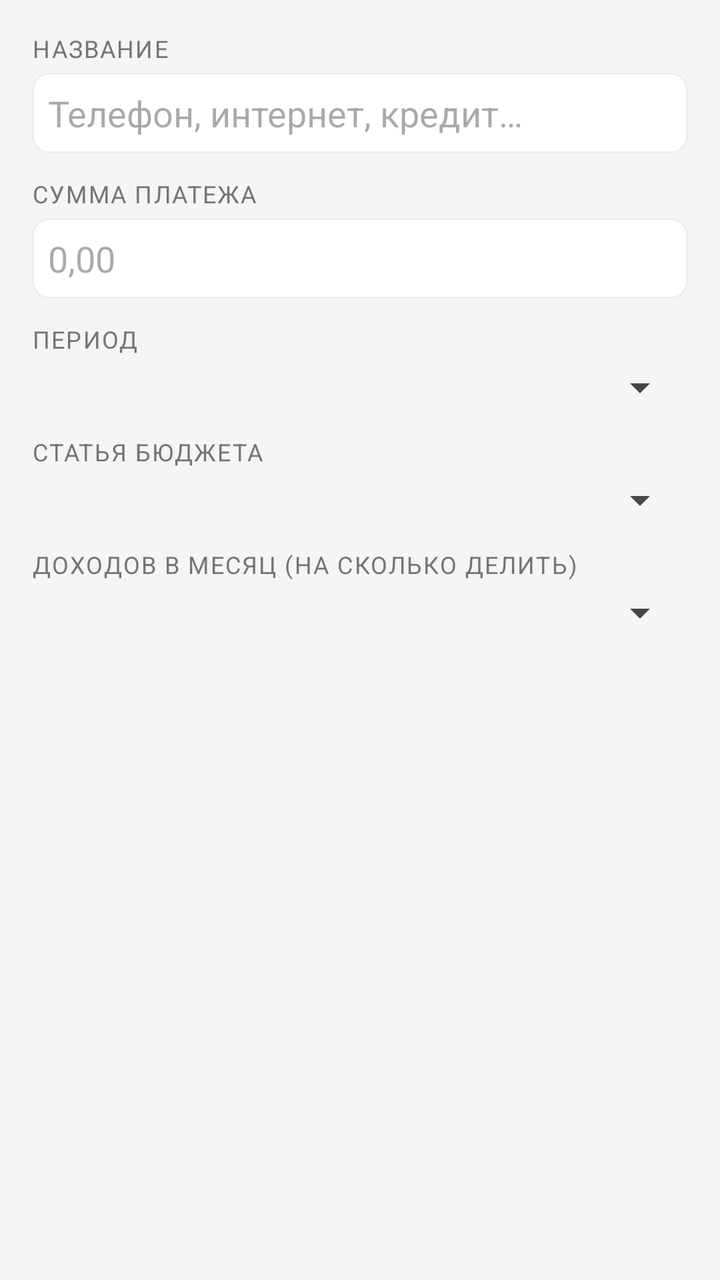
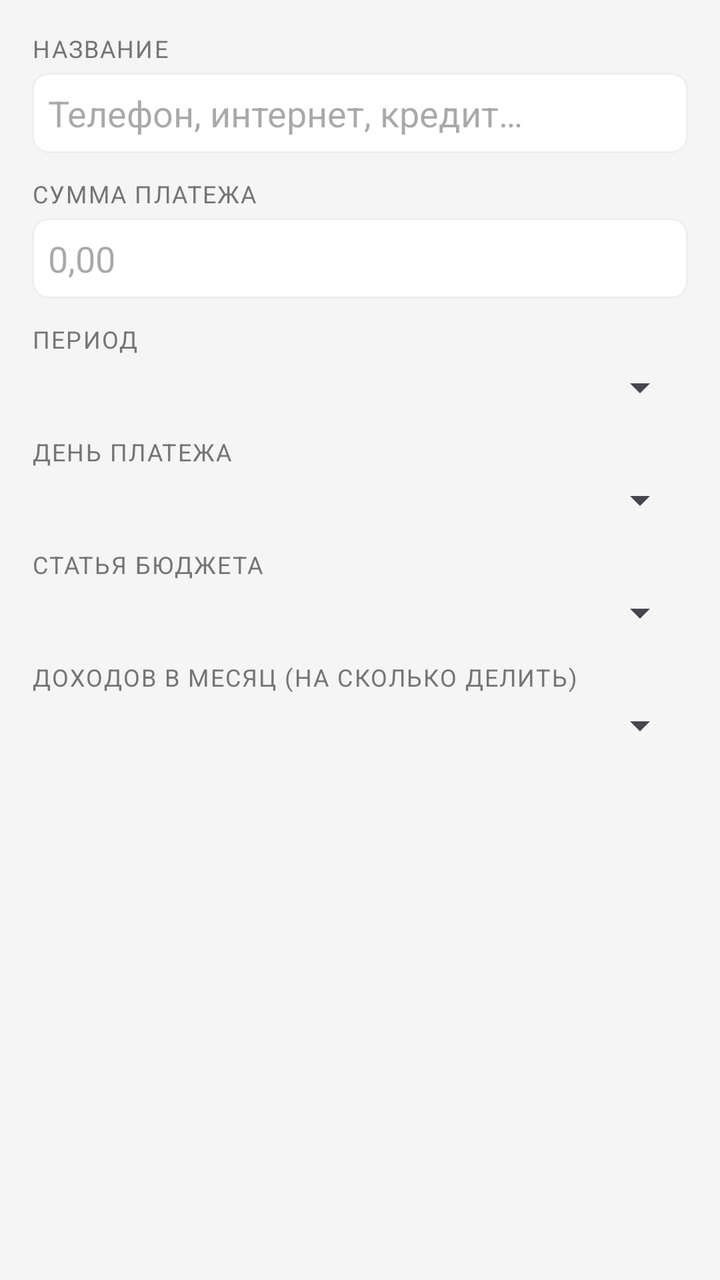

Screens rendered from an Android XML layout before and after an edit, with the pre-edit source and the edit as a unified diff.
<!-- AndroidManifest.xml: application theme Theme.MyBudget -->
<!-- res/layout/dialog_add_planned_obligation.xml -->
<?xml version="1.0" encoding="utf-8"?>
<ScrollView xmlns:android="http://schemas.android.com/apk/res/android"
    android:layout_width="match_parent"
    android:layout_height="wrap_content">
    <LinearLayout
        android:layout_width="match_parent"
        android:layout_height="wrap_content"
        android:orientation="vertical"
        android:padding="@dimen/space_16">
        <TextView
            android:layout_width="match_parent"
            android:layout_height="wrap_content"
            android:layout_marginBottom="@dimen/space_4"
            android:text="@string/obligations_name_label"
            style="@style/Text.MyBudget.SectionLabel" />
        <EditText
            android:id="@+id/obligationNameInput"
            android:layout_width="match_parent"
            android:layout_height="wrap_content"
            android:layout_marginBottom="@dimen/space_12"
            android:background="@drawable/edittext_border"
            android:hint="@string/obligations_name_hint"
            android:inputType="textCapSentences"
            android:padding="@dimen/space_8"
            android:textColor="@color/text_primary" />
        <TextView
            android:layout_width="match_parent"
            android:layout_height="wrap_content"
            android:layout_marginBottom="@dimen/space_4"
            android:text="@string/obligations_amount_label"
            style="@style/Text.MyBudget.SectionLabel" />
        <EditText
            android:id="@+id/obligationAmountInput"
            android:layout_width="match_parent"
            android:layout_height="wrap_content"
            android:layout_marginBottom="@dimen/space_12"
            android:background="@drawable/edittext_border"
            android:hint="0,00"
            android:inputType="numberDecimal"
            android:padding="@dimen/space_8"
            android:textColor="@color/text_primary" />
        <TextView
            android:layout_width="match_parent"
            android:layout_height="wrap_content"
            android:layout_marginBottom="@dimen/space_4"
            android:text="@string/obligations_period_label"
            style="@style/Text.MyBudget.SectionLabel" />
        <Spinner
            android:id="@+id/obligationPeriodSpinner"
            android:layout_width="match_parent"
            android:layout_height="wrap_content"
            android:layout_marginBottom="@dimen/space_12"
            android:padding="@dimen/space_4" />
        <TextView
            android:id="@+id/obligationDueMonthLabel"
            android:layout_width="match_parent"
            android:layout_height="wrap_content"
            android:layout_marginBottom="@dimen/space_4"
            android:text="@string/obligations_due_month_label"
            android:visibility="gone"
            style="@style/Text.MyBudget.SectionLabel" />
        <Spinner
            android:id="@+id/obligationDueMonthSpinner"
            android:layout_width="match_parent"
            android:layout_height="wrap_content"
            android:layout_marginBottom="@dimen/space_12"
            android:visibility="gone"
            android:padding="@dimen/space_4" />
        <TextView
            android:layout_width="match_parent"
            android:layout_height="wrap_content"
            android:layout_marginBottom="@dimen/space_4"
            android:text="@string/obligations_category_label"
            style="@style/Text.MyBudget.SectionLabel" />
        <Spinner
            android:id="@+id/obligationCategorySpinner"
            android:layout_width="match_parent"
            android:layout_height="wrap_content"
            android:layout_marginBottom="@dimen/space_12"
            android:padding="@dimen/space_4" />
        <TextView
            android:layout_width="match_parent"
            android:layout_height="wrap_content"
            android:layout_marginBottom="@dimen/space_4"
            android:text="@string/obligations_paychecks_label"
            style="@style/Text.MyBudget.SectionLabel" />
        <Spinner
            android:id="@+id/obligationPaychecksSpinner"
            android:layout_width="match_parent"
            android:layout_height="wrap_content"
            android:layout_marginBottom="@dimen/space_12"
            android:padding="@dimen/space_4" />
        <TextView
            android:id="@+id/obligationPreviewLine"
            android:layout_width="match_parent"
            android:layout_height="wrap_content"
            android:paddingTop="@dimen/space_4"
            android:textColor="@color/primary_green"
            style="@style/Text.MyBudget.Subtitle" />
    </LinearLayout>
</ScrollView>
<!-- resources referenced by this layout -->
<resources>
  <color name="primary_green">#2e7d32</color>
  <color name="text_primary">#212121</color>
  <dimen name="space_12">12dp</dimen>
  <dimen name="space_16">16dp</dimen>
  <dimen name="space_4">4dp</dimen>
  <dimen name="space_8">8dp</dimen>
  <!-- drawable edittext_border (drawable) -->
  <?xml version="1.0" encoding="utf-8"?>
  <shape xmlns:android="http://schemas.android.com/apk/res/android">
      <solid android:color="@color/card_background_white"/>
      <stroke
          android:width="1dp"
          android:color="@color/border_light"/>
      <corners android:radius="@dimen/radius_8"/>
  </shape>
  <string name="obligations_amount_label">Сумма платежа</string>
  <string name="obligations_category_label">Статья бюджета</string>
  <string name="obligations_due_month_label">Месяц оплаты</string>
  <string name="obligations_name_hint">Телефон, интернет, кредит…</string>
  <string name="obligations_name_label">Название</string>
  <string name="obligations_paychecks_label">Доходов в месяц (на сколько делить)</string>
  <string name="obligations_period_label">Период</string>
  <style name="Text.MyBudget.SectionLabel" parent="@style/Text.MyBudget">
      <item name="android:textSize">12sp</item>
      <item name="android:textColor">@color/text_secondary</item>
      <item name="android:textAllCaps">true</item>
      <item name="android:letterSpacing">0.06</item>
    </style>
  <style name="Text.MyBudget.Subtitle" parent="@style/Text.MyBudget">
      <item name="android:textSize">12sp</item>
      <item name="android:textColor">@color/text_secondary</item>
    </style>
  <style name="Theme.MyBudget" parent="@style/Base.Theme.MyBudget" />
  <color name="card_background_white">#ffffff</color>
  <color name="border_light">#eeeeee</color>
  <dimen name="radius_8">8dp</dimen>
  <style name="Text.MyBudget" parent="@style/TextAppearance.Material3.BodyMedium" />
  <color name="text_secondary">#757575</color>
  <style name="Base.Theme.MyBudget" parent="@style/Theme.Material3.DayNight.NoActionBar">
      <item name="android:colorBackground">@color/background_light</item>
      <item name="colorOnPrimary">@color/md_theme_onPrimary</item>
      <item name="colorOnSurface">@color/md_theme_onSurface</item>
      <item name="colorOutline">@color/md_theme_outline</item>
      <item name="colorPrimary">@color/md_theme_primary</item>
      <item name="colorSurface">@color/md_theme_surface</item>
      <item name="colorSurfaceVariant">@color/md_theme_surfaceVariant</item>
    </style>
  <color name="background_light">#f5f5f5</color>
  <color name="md_theme_onPrimary">#ffffff</color>
  <color name="md_theme_onSurface">#1d1b20</color>
  <color name="md_theme_outline">#79747e</color>
  <color name="md_theme_primary">#6750a4</color>
  <color name="md_theme_surface">#ffffff</color>
  <color name="md_theme_surfaceVariant">#e7e0ec</color>
</resources>

<!-- the commit's change to res/layout/dialog_add_planned_obligation.xml (unified diff, before → after) -->
@@ -52,6 +52,19 @@
             android:layout_marginBottom="@dimen/space_12"
             android:padding="@dimen/space_4" />
         <TextView
+            android:id="@+id/obligationDueDayLabel"
+            android:layout_width="match_parent"
+            android:layout_height="wrap_content"
+            android:layout_marginBottom="@dimen/space_4"
+            android:text="@string/obligations_due_day_label"
+            style="@style/Text.MyBudget.SectionLabel" />
+        <Spinner
+            android:id="@+id/obligationDueDaySpinner"
+            android:layout_width="match_parent"
+            android:layout_height="wrap_content"
+            android:layout_marginBottom="@dimen/space_12"
+            android:padding="@dimen/space_4" />
+        <TextView
             android:id="@+id/obligationDueMonthLabel"
             android:layout_width="match_parent"
             android:layout_height="wrap_content"
<!-- resource entries referenced after the edit -->
@@ -17,6 +17,7 @@
   </shape>
   <string name="obligations_amount_label">Сумма платежа</string>
   <string name="obligations_category_label">Статья бюджета</string>
+  <string name="obligations_due_day_label">День платежа</string>
   <string name="obligations_due_month_label">Месяц оплаты</string>
   <string name="obligations_name_hint">Телефон, интернет, кредит…</string>
   <string name="obligations_name_label">Название</string>
